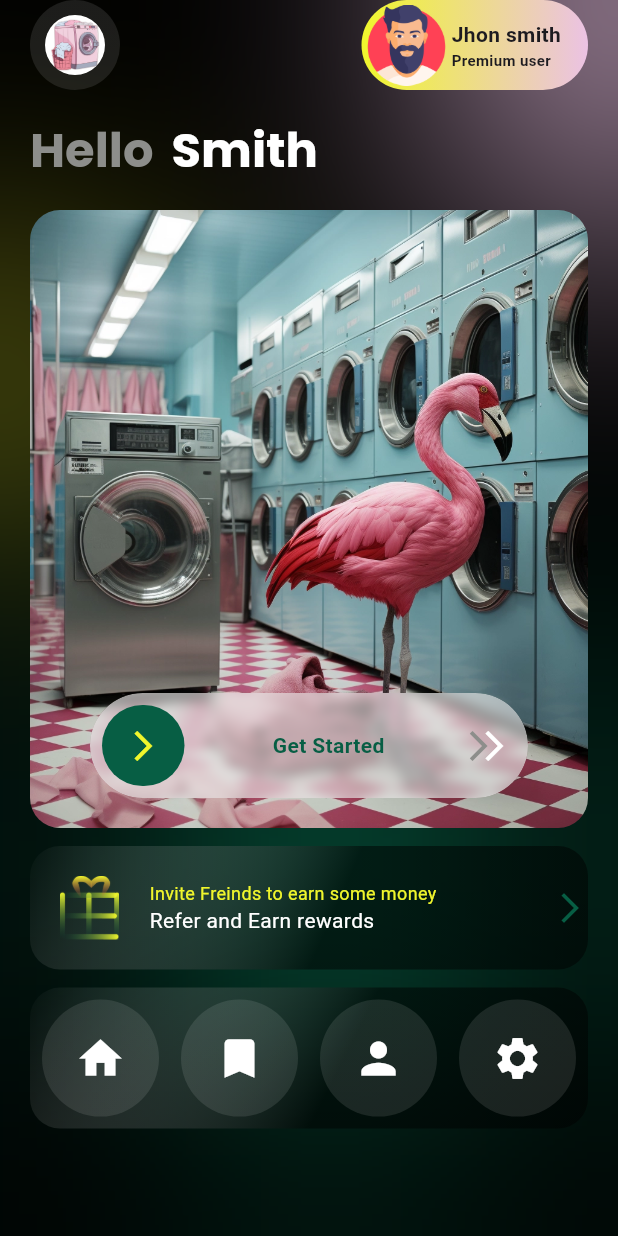
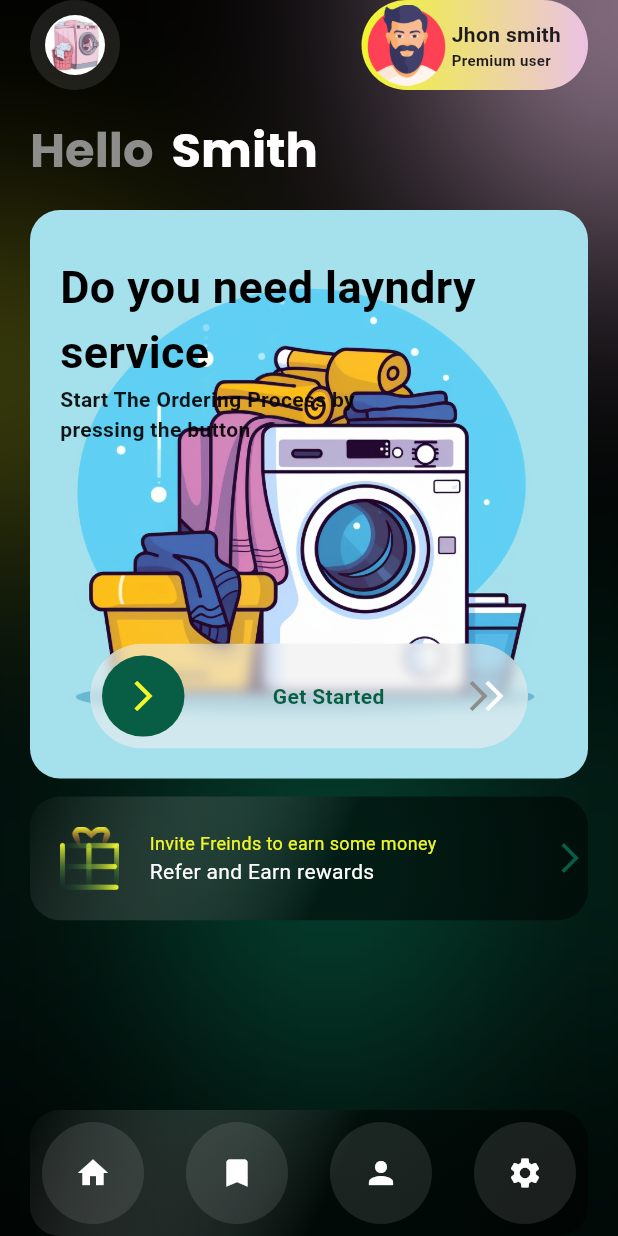
Before and after one commit to tarik350/laundry-app, a Flutter app: the screen it shows after launch, on a phone screen of 412 x 824 dp. Run offline on Flutter 3.47's test engine with Material 3 defaults, Android fonts, the phone set to English and light mode, and no system bars; our stand-ins replace curved_navigation_bar, flutter_screenutil, google_fonts.

Commit message:
app ui stable and running

```diff
--- a/lib/main.dart
+++ b/lib/main.dart
@@ -7,7 +7,7 @@ import 'package:google_fonts/google_fonts.dart';
 import 'package:laundryapp/models/order.dart';
 import 'package:laundryapp/pages/create%20order/order_slider.dart';
 import 'package:laundryapp/pages/gradient_background.dart';
-import 'package:laundryapp/pages/create%20order/CaruselOne.dart';
+import 'package:laundryapp/pages/create%20order/carausel%20items/CaruselOne.dart';
 import 'package:laundryapp/pages/dashboard/dashboard.dart';
 import 'package:laundryapp/pages/home.dart';
 import 'package:laundryapp/pages/login.dart';
--- a/lib/pages/dashboard/dashboard.dart
+++ b/lib/pages/dashboard/dashboard.dart
@@ -4,6 +4,8 @@ import 'package:curved_navigation_bar/curved_navigation_bar.dart';
 import 'package:flutter/material.dart';
 import 'package:flutter/rendering.dart';
 import 'package:flutter_screenutil/flutter_screenutil.dart';
+import 'package:google_fonts/google_fonts.dart';
+import 'package:laundryapp/pages/create%20order/order_slider.dart';
 import 'package:laundryapp/pages/dashboard/widget/dashboard_navbar.dart';
 import 'package:laundryapp/pages/gradient_background.dart';
 import 'package:laundryapp/widgets/GlassBG.dart';
@@ -25,6 +27,9 @@ class _DashboardState extends State<Dashboard> {
   Widget build(BuildContext context) {
     return Scaffold(
       body: GradientBackGround(
+        child: Stack(
+          children: [
+            SizedBox(
               child: SingleChildScrollView(
                 child: Column(
                   children: [
@@ -32,26 +37,36 @@ class _DashboardState extends State<Dashboard> {
                     const SizedBox(
                       height: 20,
                     ),
+                    //greeting
                     Row(
                       children: [
                         Text(
                           "Hello",
-                    style: Theme.of(context).textTheme.headlineLarge?.copyWith(
-                        color: Constants.darkGray, fontWeight: FontWeight.bold),
+                          style: Theme.of(context)
+                              .textTheme
+                              .headlineLarge
+                              ?.copyWith(
+                                  color: Constants.darkGray,
+                                  fontWeight: FontWeight.bold),
                         ),
                         const SizedBox(
                           width: 12,
                         ),
                         Text(
                           "Smith",
-                    style: Theme.of(context).textTheme.headlineLarge?.copyWith(
-                        color: Colors.white, fontWeight: FontWeight.bold),
+                          style: Theme.of(context)
+                              .textTheme
+                              .headlineLarge
+                              ?.copyWith(
+                                  color: Colors.white,
+                                  fontWeight: FontWeight.bold),
                         )
                       ],
                     ),
                     const SizedBox(
                       height: 20,
                     ),
+                    //dashboard card
                     Stack(
                       children: [
                         SizedBox(
@@ -59,11 +74,38 @@ class _DashboardState extends State<Dashboard> {
                           child: ClipRRect(
                               borderRadius: BorderRadius.circular(20),
                               child: Image.asset(
-                          'assets/images/laundryDashboard.webp',
-                          height: MediaQuery.of(context).size.height * .5,
+                                'assets/images/laundaryDashboard.webp',
+                                height:
+                                    MediaQuery.of(context).size.height * .46,
                                 fit: BoxFit.cover,
                               )),
                         ),
+                        Padding(
+                          padding: const EdgeInsets.symmetric(
+                              horizontal: 20, vertical: 30),
+                          child: Column(
+                            crossAxisAlignment: CrossAxisAlignment.start,
+                            children: [
+                              const Text(
+                                'Do you need layndry service',
+                                style: TextStyle(
+                                    color: Colors.black,
+                                    fontSize: 30,
+                                    fontWeight: FontWeight.bold),
+                              ),
+                              Padding(
+                                padding: const EdgeInsets.only(right: 120.0),
+                                child: Text(
+                                  'Start The Ordering Process by pressing the button',
+                                  style: TextStyle(
+                                      color: Colors.black.withOpacity(.9),
+                                      fontWeight: FontWeight.bold),
+                                ),
+                              ),
+                            ],
+                          ),
+                        ),
+                        //dashboard get started button
                         Positioned.fill(
                           child: Align(
                               alignment: Alignment.bottomCenter,
@@ -73,28 +115,35 @@ class _DashboardState extends State<Dashboard> {
                                 child: ClipRRect(
                                   borderRadius: BorderRadius.circular(100),
                                   child: BackdropFilter(
-                              filter:
-                                  ImageFilter.blur(sigmaX: 4.0, sigmaY: 4.0),
+                                    filter: ImageFilter.blur(
+                                        sigmaX: 4.0, sigmaY: 4.0),
                                     child: Container(
                                       height: 70.0,
                                       decoration: BoxDecoration(
-                                    borderRadius: BorderRadius.circular(100.0),
-                                    color:
-                                        Colors.grey.shade200.withOpacity(0.6)),
+                                          borderRadius:
+                                              BorderRadius.circular(100.0),
+                                          color: Colors.grey.shade200
+                                              .withOpacity(0.6)),
                                       child: Row(
                                           mainAxisAlignment:
                                               MainAxisAlignment.spaceBetween,
                                           children: [
                                             IconButton(
-                                          onPressed: () {},
+                                                onPressed: () {
+                                                  Navigator.of(context).push(
+                                                      MaterialPageRoute(
+                                                          builder: (_) =>
+                                                              OrderSlider()));
+                                                },
                                                 icon: Container(
                                                     width: 55,
                                                     height: double.maxFinite,
                                                     decoration: BoxDecoration(
-                                                  color: Constants.primaryColor,
+                                                        color: Constants
+                                                            .primaryColor,
                                                         borderRadius:
-                                                      BorderRadius.circular(
-                                                          100)),
+                                                            BorderRadius
+                                                                .circular(100)),
                                                     child: Icon(
                                                       Icons.arrow_forward_ios,
                                                       color: Constants
@@ -107,14 +156,14 @@ class _DashboardState extends State<Dashboard> {
                                                 fontWeight: FontWeight.bold,
                                               ),
                                             ),
-                                      Container(
+                                            SizedBox(
                                               width: 45,
                                               child: Stack(
                                                 children: [
                                                   const Positioned.fill(
                                                     child: Align(
-                                                alignment:
-                                                    Alignment.bottomCenter,
+                                                      alignment: Alignment
+                                                          .bottomCenter,
                                                       child: Icon(
                                                         Icons.arrow_forward_ios,
                                                         color: Colors.white,
@@ -139,6 +188,7 @@ class _DashboardState extends State<Dashboard> {
                     const SizedBox(
                       height: 12,
                     ),
+                    //invite frenieds app
                     Glass(
                         child: SizedBox(
                       height: MediaQuery.of(context).size.height * .1,
@@ -162,7 +212,8 @@ class _DashboardState extends State<Dashboard> {
                                   Text(
                                     'Invite Freinds to earn some money',
                                     style: TextStyle(
-                                  color: Constants.scaffoldBackgroundColor,
+                                        color:
+                                            Constants.scaffoldBackgroundColor,
                                         fontSize: 12),
                                   ),
                                   const Text(
@@ -183,9 +234,14 @@ class _DashboardState extends State<Dashboard> {
                     const SizedBox(
                       height: 12,
                     ),
-              BottomNavBar()
                   ],
                 ),
+              ),
+            ),
+            const Expanded(
+                child: Align(
+                    alignment: Alignment.bottomCenter, child: BottomNavBar()))
+          ],
         ),
       ),
     );
@@ -215,8 +271,6 @@ class BottomNavBar extends StatelessWidget {
 
 Widget bottomNavBarIcon({required IconData icon}) {
   return Container(
-    width: 78,
-    height: 78,
     padding: const EdgeInsets.all(10),
     decoration: BoxDecoration(
       borderRadius: BorderRadius.circular(100),
@@ -234,7 +288,6 @@ Widget bottomNavBarIcon({required IconData icon}) {
             icon: Icon(
               icon,
               color: Colors.white,
-              size: 34,
             ))),
   );
 }
--- a/lib/pages/gradient_background.dart
+++ b/lib/pages/gradient_background.dart
@@ -2,7 +2,7 @@ import 'dart:ui';
 
 import 'package:flutter/rendering.dart';
 import 'package:flutter_screenutil/flutter_screenutil.dart';
-import 'package:laundryapp/pages/create%20order/CaruselOne.dart';
+import 'package:laundryapp/pages/create%20order/carausel%20items/CaruselOne.dart';
 import 'package:flutter/material.dart';
 import 'package:laundryapp/utils/constants.dart';
 
```
Also changed, not shown: lib/pages/create order/CaruselOne.dart (deleted, +0 -79 lines), lib/pages/create order/carausel items/CaruselOne.dart (added, +82 -0 lines), lib/pages/create order/order_slider.dart (+17 -17 lines), lib/widgets/border_container.dart (added, +14 -0 lines), lib/widgets/nav_bar.dart (+18 -6 lines), pubspec.lock. Lines whose indentation alone changed are shown as unchanged.
